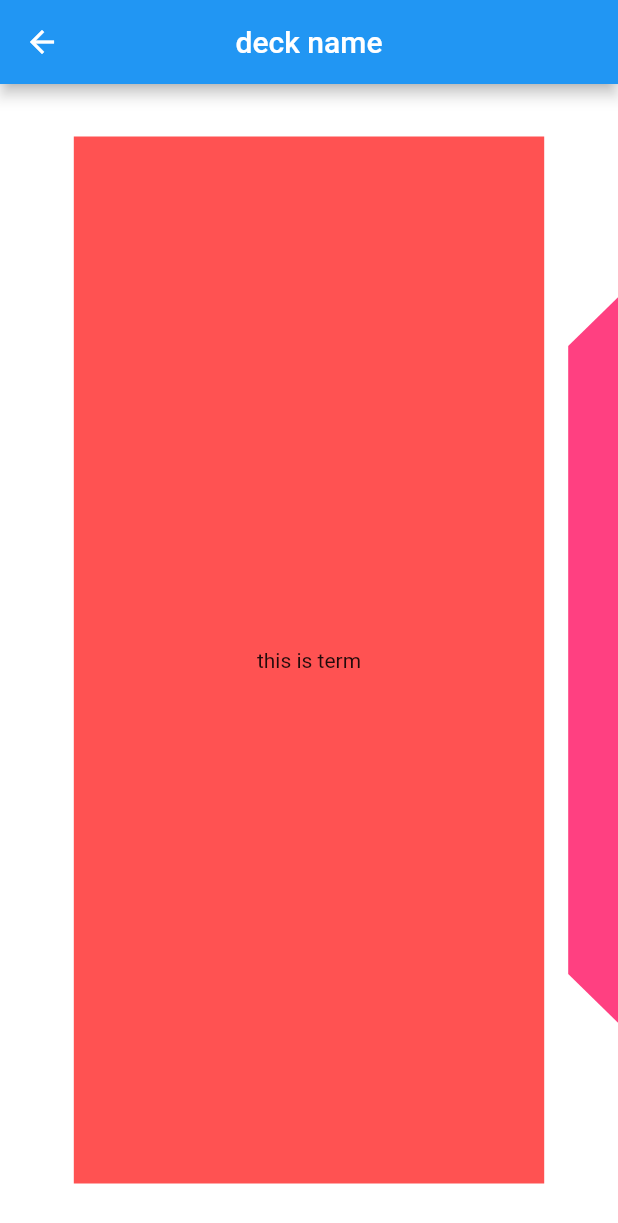
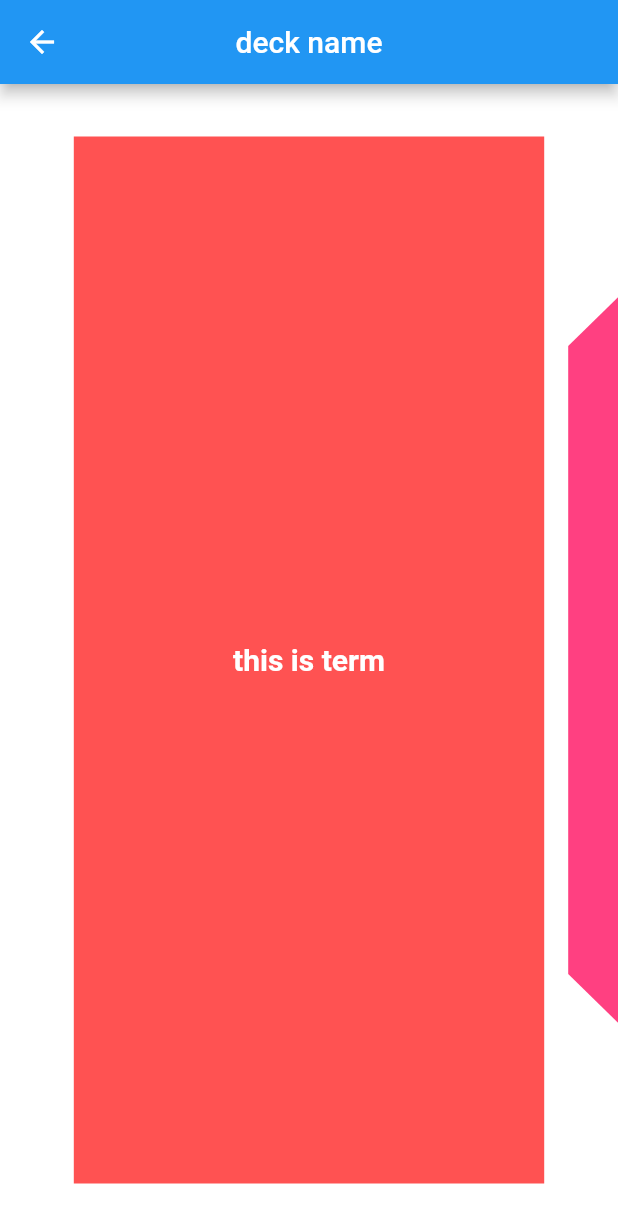
Before and after one commit to Flash-Learn/app, a Flutter app: the ViewDeck screen opened directly with empty values, on a phone screen of 412 x 824 dp. Shown: the top 1223 px of the screen. Run offline on Flutter 3.47's test engine with Material 2 defaults, Android fonts, the phone set to English and light mode, and no system bars; our stand-ins replace firebase_auth, flutter_spinkit, google_sign_in, shared_preferences; missing offline and left inert: flappy_search_bar; accounts and stored records are empty.

```diff
--- a/microlearning/lib/helperWidgets/flashCardView.dart
+++ b/microlearning/lib/helperWidgets/flashCardView.dart
@@ -23,7 +23,7 @@ class FlashCardView extends StatefulWidget {
 class _FlashCardViewState extends State<FlashCardView> {
   int side=1;
   String term = "this is term";
-  String definition = "this is definition";
+  String definition = "this is definition, intentionally made long to make sure the text doesn't overflow in the flashcard";
   String display;
 
   @override
@@ -37,13 +37,19 @@ class _FlashCardViewState extends State<FlashCardView> {
   @override
   Widget build(BuildContext context) {
     double relativePosition = widget.currentIndex - widget.currentPage;
-
+    if((widget.currentIndex-widget.currentPage).abs()
+    >=0.9){
+      setState(() {
+        side=1;
+      });
+    }
       return AnimatedSwitcher(
-        duration: const Duration(milliseconds: 500),
+        duration: const Duration(milliseconds: 250),
         transitionBuilder: (Widget child, Animation<double> animation) {
           return ScaleTransition(child: child, scale: animation);
         },
         child: Padding(
+          key: ValueKey<int>(side),
           padding: const EdgeInsets.symmetric(vertical: 35, horizontal: 8),
           child: Container(
 //          width: 200,
@@ -60,8 +66,11 @@ class _FlashCardViewState extends State<FlashCardView> {
                 child: GestureDetector(
                   onTap: () {
                     setState(() {
-                      print("sf");
-                      side = (side+1)%2 + 1;
+                      if(side==1)
+                        side=2;
+                      else
+                        side=1;
+                      print(side);
                       if(side==1)
                         display=term;
                       else
@@ -71,11 +80,21 @@ class _FlashCardViewState extends State<FlashCardView> {
                   child: Container(
                     color: side == 1
                         ? widget.color
-                        : Colors.black45,
+                        : Colors.black87,
                     child: Center(
-                      child: Text(
-                        display,
-//                  textAlign: TextAlign.center,
+                      child: Padding(
+                        padding: const EdgeInsets.all(10),
+                        child: Text(
+                          display,
+                          textAlign: TextAlign.center,
+                          style: TextStyle(
+                            color: Colors.white,
+                            fontSize: 20,
+                            fontWeight: side == 1
+                                        ? FontWeight.bold
+                                        : FontWeight.normal,
+                          ),
+                        ),
                       ),
                     ),
               ),
--- a/microlearning/lib/screens/viewDeck.dart
+++ b/microlearning/lib/screens/viewDeck.dart
@@ -84,6 +84,8 @@ class _FlashCardSwipeViewState extends State<FlashCardSwipeView> {
               scrollDirection: Axis.horizontal,
               itemCount: deck.flashCardList.length,
               itemBuilder: (context, int currentIndex) {
+                print(currentPage);
+                print(currentIndex);
                 return FlashCardView(
 //                  side: side,
                   color: Colors.accents[currentIndex],
```
